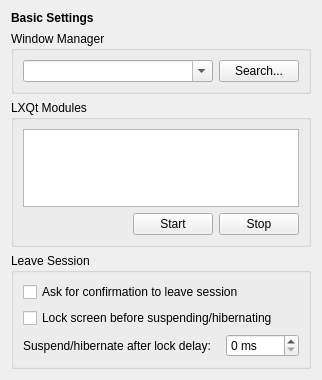
lxqt/lxqt-session, file lxqt-config-session/basicsettings.ui: the form before one commit.
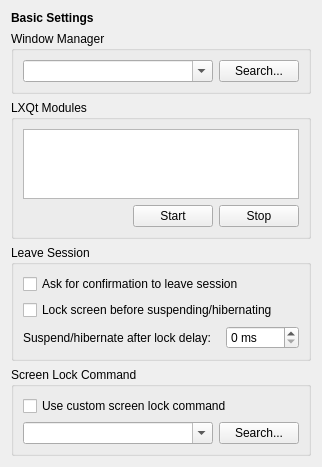
The form after the commit.

Commit message: session-config: Add UI for screen lock command

The edit to the form file:
```diff
--- a/lxqt-config-session/basicsettings.ui
+++ b/lxqt-config-session/basicsettings.ui
@@ -157,6 +157,42 @@
      </layout>
     </widget>
    </item>
+   <item row="4" column="0">
+    <widget class="QGroupBox" name="groupBox_3">
+     <property name="title">
+      <string>Screen Lock Command</string>
+     </property>
+     <layout class="QGridLayout" name="gridLayout_4">
+      <item row="1" column="0" colspan="2">
+       <widget class="QCheckBox" name="useCustomLockCommandCheckBox">
+        <property name="text">
+         <string>Use custom screen lock command</string>
+        </property>
+       </widget>
+      </item>
+      <item row="2" column="0">
+       <widget class="QComboBox" name="lockCommandComboBox">
+        <property name="sizePolicy">
+         <sizepolicy hsizetype="MinimumExpanding" vsizetype="Fixed">
+          <horstretch>0</horstretch>
+          <verstretch>0</verstretch>
+         </sizepolicy>
+        </property>
+        <property name="editable">
+         <bool>true</bool>
+        </property>
+       </widget>
+      </item>
+      <item row="2" column="1">
+       <widget class="QPushButton" name="findLockCommandButton">
+        <property name="text">
+         <string>Search...</string>
+        </property>
+       </widget>
+      </item>
+     </layout>
+    </widget>
+   </item>
   </layout>
  </widget>
  <resources/>
```
The commit also changes 2 other files.
